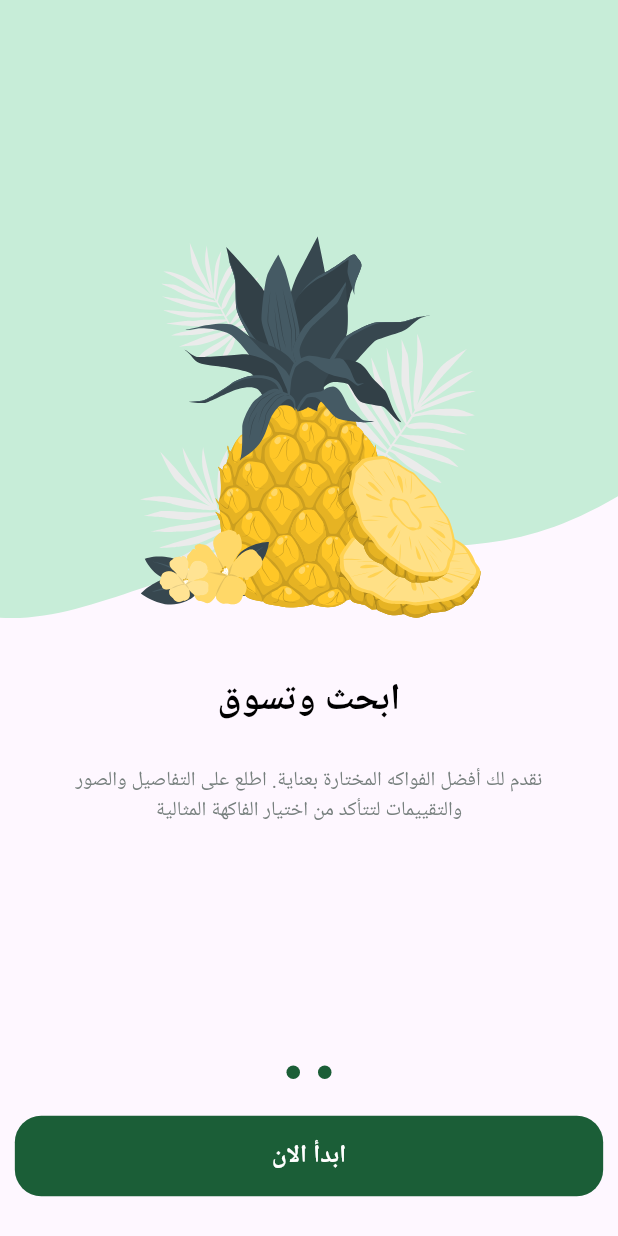
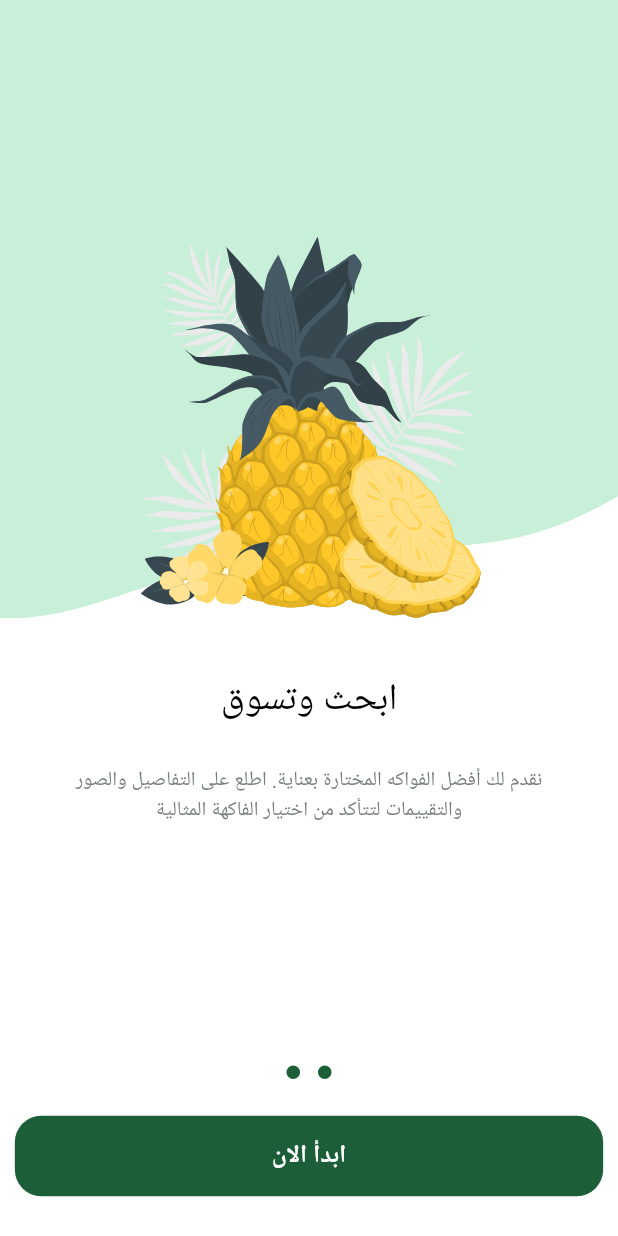
Before and after one commit to Ma7moud-Yasser/fruits_hub, a Flutter app: the screen it shows after launch, swiped to page 2, on a phone screen of 412 x 824 dp. Run offline on Flutter 3.47's test engine with Material 3 defaults, Android fonts, the phone set to English and light mode, and no system bars; drawn by our look-alikes of dots_indicator; our stand-ins replace flutter_svg, google_fonts, shared_preferences; Roboto replaces fonts that are missing (Cairo).

```diff
--- /dev/null
+++ b/lib/core/components/custom_app_bar.dart
@@ -0,0 +1,19 @@
+import 'package:flutter/material.dart';
+import 'package:fruits_hub/core/styles/styles_manager.dart';
+
+AppBar customAppBar(BuildContext context, {required String title}) {
+  return AppBar(
+    automaticallyImplyLeading: false,
+    centerTitle: true,
+    leading: IconButton(
+      onPressed: () {
+        Navigator.pop(context);
+      },
+      icon: Icon(Icons.arrow_back_ios_new),
+    ),
+    title: Text(
+      title,
+      style: StyleManager.textStyle20(context, FontWeight.bold),
+    ),
+  );
+}
--- a/lib/core/helper/app_strings.dart
+++ b/lib/core/helper/app_strings.dart
@@ -10,4 +10,8 @@ class AppStrings {
       'نقدم لك أفضل الفواكه المختارة بعناية. اطلع على التفاصيل والصور والتقييمات لتتأكد من اختيار الفاكهة المثالية';
   static const String skip = 'تخط';
   static const String startNow = 'ابدأ الان';
+  static const String signIn = "تسجيل دخول";
+  static const String signUp = "حساب جديد";
+  static const String email = "البريد الإلكتروني";
+  static const String password = "كلمة المرور";
 }
--- a/lib/core/styles/styles_manager.dart
+++ b/lib/core/styles/styles_manager.dart
@@ -60,20 +60,36 @@ abstract class StyleManager {
       getTextStyle(fontSize: 16, context: context);
   static TextStyle textStyle18(BuildContext context) =>
       getTextStyle(fontSize: 18, context: context);
-  static TextStyle textStyle20(BuildContext context) =>
-      getTextStyle(fontSize: 20, context: context);
-  static TextStyle textStyle22(BuildContext context) =>
-      getTextStyle(fontSize: 22, context: context);
-  static TextStyle textStyle24(BuildContext context) =>
-      getTextStyle(fontSize: 24, context: context, fontWeight: FontWeight.bold);
-  static TextStyle textStyle26(BuildContext context) =>
-      getTextStyle(fontSize: 26, context: context);
-  static TextStyle textStyle28(BuildContext context) =>
-      getTextStyle(fontSize: 28, context: context);
-  static TextStyle textStyle30(BuildContext context) =>
-      getTextStyle(fontSize: 30, context: context);
-  static TextStyle textStyle32(BuildContext context) =>
-      getTextStyle(fontSize: 32, context: context);
-  static TextStyle textStyle50(BuildContext context) =>
-      getTextStyle(fontSize: 50, context: context, fontWeight: FontWeight.bold);
+  static TextStyle textStyle20(
+    BuildContext context, [
+    FontWeight fontWeight = FontWeight.w400,
+  ]) => getTextStyle(fontSize: 20, context: context, fontWeight: fontWeight);
+  static TextStyle textStyle22(
+    BuildContext context, [
+    FontWeight fontWeight = FontWeight.w400,
+  ]) => getTextStyle(fontSize: 22, context: context, fontWeight: fontWeight);
+  static TextStyle textStyle24(
+    BuildContext context, [
+    FontWeight fontWeight = FontWeight.w400,
+  ]) => getTextStyle(fontSize: 24, context: context, fontWeight: fontWeight);
+  static TextStyle textStyle26(
+    BuildContext context, [
+    FontWeight fontWeight = FontWeight.w400,
+  ]) => getTextStyle(fontSize: 26, context: context, fontWeight: fontWeight);
+  static TextStyle textStyle28(
+    BuildContext context, [
+    FontWeight fontWeight = FontWeight.w400,
+  ]) => getTextStyle(fontSize: 28, context: context, fontWeight: fontWeight);
+  static TextStyle textStyle30(
+    BuildContext context, [
+    FontWeight fontWeight = FontWeight.w400,
+  ]) => getTextStyle(fontSize: 30, context: context, fontWeight: fontWeight);
+  static TextStyle textStyle32(
+    BuildContext context, [
+    FontWeight fontWeight = FontWeight.w400,
+  ]) => getTextStyle(fontSize: 32, context: context, fontWeight: fontWeight);
+  static TextStyle textStyle50(
+    BuildContext context, [
+    FontWeight fontWeight = FontWeight.w400,
+  ]) => getTextStyle(fontSize: 50, context: context, fontWeight: fontWeight);
 }
--- a/lib/features/auth/presintation/views/sign_in_screen.dart
+++ b/lib/features/auth/presintation/views/sign_in_screen.dart
@@ -1,10 +1,16 @@
 import 'package:flutter/material.dart';
+import 'package:fruits_hub/core/components/custom_app_bar.dart';
+import 'package:fruits_hub/core/helper/app_strings.dart';
+import 'package:fruits_hub/features/auth/presintation/views/widgets/sign_in_view_body.dart';
 
 class SignInScreen extends StatelessWidget {
   const SignInScreen({super.key});
 
   @override
   Widget build(BuildContext context) {
-    return Scaffold(body: Center(child: Text('Sign In Screen')));
+    return Scaffold(
+      appBar: customAppBar(context, title: AppStrings.signIn),
+      body: SignInViewBody(),
+    );
   }
 }
--- /dev/null
+++ b/lib/features/auth/presintation/views/widgets/sign_in_view_body.dart
@@ -0,0 +1,13 @@
+import 'package:flutter/material.dart';
+
+class SignInViewBody extends StatelessWidget {
+  const SignInViewBody({super.key});
+
+  @override
+  Widget build(BuildContext context) {
+    return SingleChildScrollView(child: Column(children: [
+
+        ],
+      ));
+  }
+}
--- a/lib/main.dart
+++ b/lib/main.dart
@@ -2,6 +2,7 @@ import 'package:flutter/material.dart';
 import 'package:flutter_localizations/flutter_localizations.dart';
 import 'package:fruits_hub/core/helper/on_generate_routes.dart';
 import 'package:fruits_hub/core/services/shared_preferences_singleton.dart';
+import 'package:fruits_hub/core/styles/color_manager.dart';
 import 'package:fruits_hub/features/splash/presintation/views/splash_screen.dart';
 
 import 'generated/l10n.dart';
@@ -28,7 +29,13 @@ class FruitHub extends StatelessWidget {
       locale: Locale("ar"),
       title: 'FruitHub',
       theme: ThemeData(
-        colorScheme: ColorScheme.fromSeed(seedColor: Colors.deepPurple),
+        scaffoldBackgroundColor: AppColor.white,
+        appBarTheme: const AppBarTheme(
+          backgroundColor: AppColor.white,
+          elevation: 0,
+          iconTheme: IconThemeData(color: AppColor.primary),
+        ),
+        colorScheme: ColorScheme.fromSeed(seedColor: AppColor.primary),
       ),
       home: SplashScreen(),
       onGenerateRoute: OnGeneraRouteGenerator.generateRoute,
```
